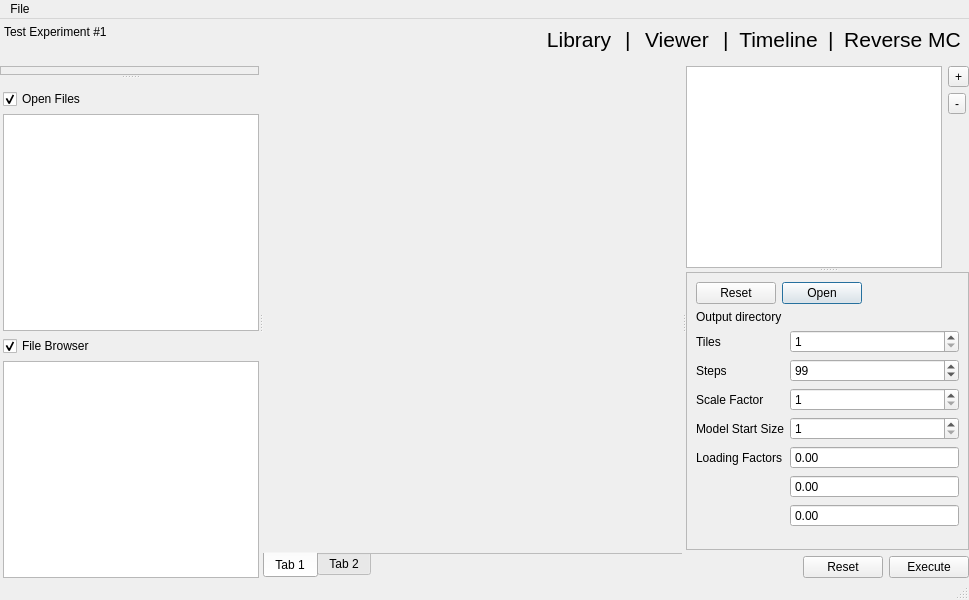
Above: gui/mainwindow.ui from ronpandolfi/Xi-cam before the change. Below: the same form after it.
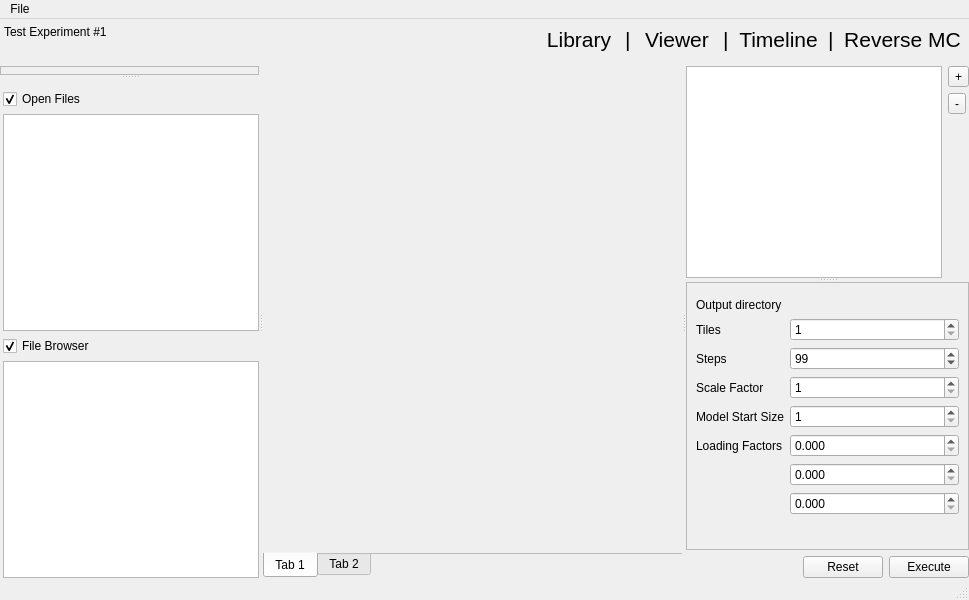
That is the form after the change. Icons and pictures are not drawn.

Commit message: Made changes in order to fix the useage of the buttons in QT de

```diff
--- a/gui/mainwindow.ui
+++ b/gui/mainwindow.ui
@@ -767,9 +767,9 @@
                                                     <property name="geometry">
                                                         <rect>
                                                             <x>0</x>
-                                                            <y>0</y>
-                                                            <width>291</width>
-                                                            <height>313</height>
+               <y>-28</y>
+               <width>278</width>
+               <height>293</height>
                                                         </rect>
                                                     </property>
                                                     <layout class="QVBoxLayout" name="verticalLayout_14">
@@ -785,9 +785,7 @@
                                                                             </sizepolicy>
                                                                         </property>
                                                                         <property name="standardButtons">
-                                                                            <set>
-                                                                                QDialogButtonBox::Open|QDialogButtonBox::Reset
-                                                                            </set>
+                   <set>QDialogButtonBox::NoButton</set>
                                                                         </property>
                                                                     </widget>
                                                                 </item>
@@ -898,11 +896,12 @@
                                                                             </widget>
                                                                         </item>
                                                                         <item row="5" column="1">
-                                                                            <widget class="QDoubleSpinBox"
-                                                                                    name="doubleSpinBox">
+                   <widget class="QDoubleSpinBox" name="rmcLoadingfactors_1">
                                                                                 <property name="buttonSymbols">
-                                                                                    <enum>QAbstractSpinBox::NoButtons
-                                                                                    </enum>
+                     <enum>QAbstractSpinBox::UpDownArrows</enum>
+                    </property>
+                    <property name="decimals">
+                     <number>3</number>
                                                                                 </property>
                                                                                 <property name="singleStep">
                                                                                     <double>0.010000000000000</double>
@@ -910,11 +909,12 @@
                                                                             </widget>
                                                                         </item>
                                                                         <item row="6" column="1">
-                                                                            <widget class="QDoubleSpinBox"
-                                                                                    name="doubleSpinBox_2">
+                   <widget class="QDoubleSpinBox" name="rmcLoadingfactors_2">
                                                                                 <property name="buttonSymbols">
-                                                                                    <enum>QAbstractSpinBox::NoButtons
-                                                                                    </enum>
+                     <enum>QAbstractSpinBox::UpDownArrows</enum>
+                    </property>
+                    <property name="decimals">
+                     <number>3</number>
                                                                                 </property>
                                                                                 <property name="singleStep">
                                                                                     <double>0.010000000000000</double>
@@ -922,11 +922,12 @@
                                                                             </widget>
                                                                         </item>
                                                                         <item row="7" column="1">
-                                                                            <widget class="QDoubleSpinBox"
-                                                                                    name="doubleSpinBox_3">
+                   <widget class="QDoubleSpinBox" name="rmcLoadingfactors_3">
                                                                                 <property name="buttonSymbols">
-                                                                                    <enum>QAbstractSpinBox::NoButtons
-                                                                                    </enum>
+                     <enum>QAbstractSpinBox::UpDownArrows</enum>
+                    </property>
+                    <property name="decimals">
+                     <number>3</number>
                                                                                 </property>
                                                                                 <property name="singleStep">
                                                                                     <double>0.010000000000000</double>
```
Left out of the diff: 191 changed lines with no effect on the pictures. Lines whose indentation alone changed are shown as unchanged. The commit also changes 2 other files.
